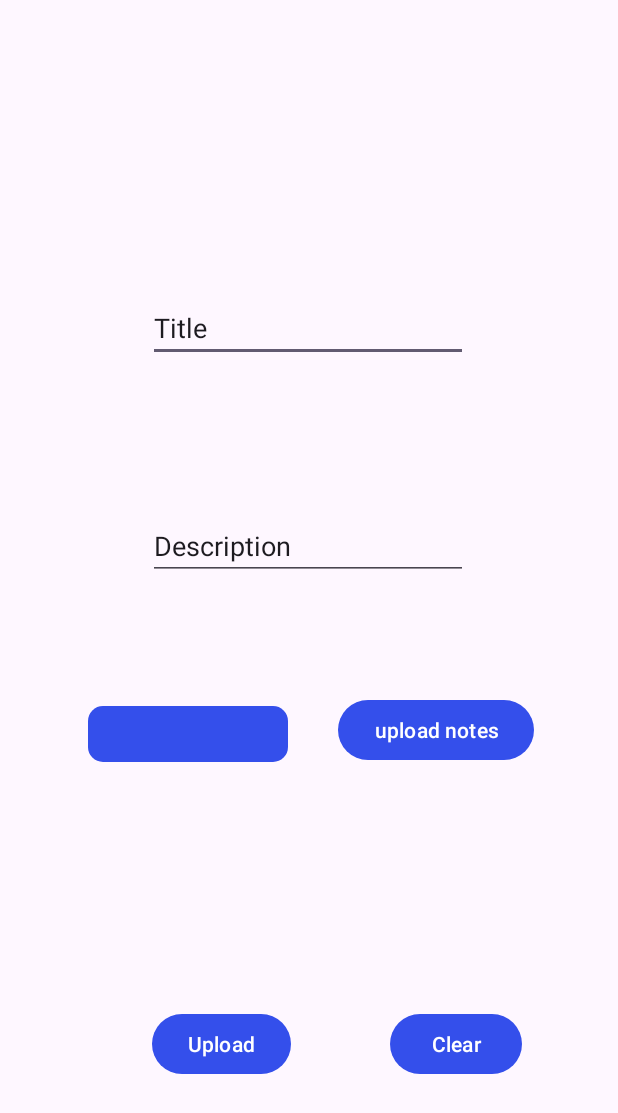
After one commit to Ajay-Lobo/tutionNotes, an Android app: the AddNotes screen opened directly, with no data from a screen before it, on a phone screen of 412 x 824 dp. The commit adds this screen. Shown: the top 1113 px of the screen. Run offline under Robolectric (Android 15) with nearby library versions, the phone set to English and light mode, and no system bars.

Commit message:
forth edit edit

```diff
--- a/app/src/main/java/com/example/onlinenotes/StudentDashboard.java
+++ b/app/src/main/java/com/example/onlinenotes/StudentDashboard.java
@@ -10,5 +10,6 @@ public class StudentDashboard extends AppCompatActivity {
     protected void onCreate(Bundle savedInstanceState) {
         super.onCreate(savedInstanceState);
         setContentView(R.layout.activity_student_dashboard);
+
     }
 }
--- /dev/null
+++ b/app/src/main/res/layout/activity_add_notes.xml
@@ -0,0 +1,99 @@
+<?xml version="1.0" encoding="utf-8"?>
+<androidx.constraintlayout.widget.ConstraintLayout xmlns:android="http://schemas.android.com/apk/res/android"
+    xmlns:app="http://schemas.android.com/apk/res-auto"
+    xmlns:tools="http://schemas.android.com/tools"
+    android:layout_width="match_parent"
+    android:layout_height="match_parent"
+    tools:context=".AddNotes">
+
+    <EditText
+        android:id="@+id/titleText"
+        android:layout_width="wrap_content"
+        android:layout_height="wrap_content"
+        android:layout_marginTop="196dp"
+        android:ems="10"
+        android:inputType="text"
+        android:text="Title"
+        app:layout_constraintEnd_toEndOf="parent"
+        app:layout_constraintHorizontal_bias="0.497"
+        app:layout_constraintStart_toStartOf="parent"
+        app:layout_constraintTop_toTopOf="parent" />
+
+    <EditText
+        android:id="@+id/descriptionText"
+        android:layout_width="wrap_content"
+        android:layout_height="wrap_content"
+        android:layout_marginTop="100dp"
+        android:ems="10"
+        android:text="Description"
+        android:gravity="start|top"
+        android:inputType="textMultiLine"
+        app:layout_constraintEnd_toEndOf="parent"
+        app:layout_constraintHorizontal_bias="0.497"
+        app:layout_constraintStart_toStartOf="parent"
+        app:layout_constraintTop_toBottomOf="@+id/titleText" />
+
+
+    <Button
+        android:id="@+id/button5"
+        android:layout_width="wrap_content"
+        android:layout_height="wrap_content"
+        android:layout_marginTop="76dp"
+        android:layout_marginEnd="56dp"
+        android:text="upload notes"
+        app:layout_constraintEnd_toEndOf="parent"
+        app:layout_constraintHorizontal_bias="0.381"
+
+        app:layout_constraintTop_toBottomOf="@+id/descriptionText" />
+
+    <ImageView
+        android:id="@+id/imageView2"
+        android:layout_width="133dp"
+        android:layout_height="37dp"
+        android:layout_marginTop="84dp"
+        app:layout_constraintEnd_toStartOf="@+id/button5"
+        app:layout_constraintHorizontal_bias="0.636"
+        app:layout_constraintStart_toStartOf="parent"
+        app:layout_constraintTop_toBottomOf="@+id/descriptionText"
+
+        app:srcCompat="@drawable/rounded_button" />
+
+
+    <TextView
+        android:id="@+id/file_name_textview"
+        android:layout_width="153dp"
+        android:layout_height="50dp"
+        android:text="Selected File: "
+        tools:layout_editor_absoluteX="77dp"
+        tools:layout_editor_absoluteY="518dp"
+        android:visibility="gone"
+        android:textColor="@color/white"
+        app:layout_constraintEnd_toEndOf="parent"
+        app:layout_constraintHorizontal_bias="0.18"
+        app:layout_constraintStart_toStartOf="parent"
+        app:layout_constraintTop_toBottomOf="@+id/imageView2" />
+
+    <Button
+        android:id="@+id/clearButton"
+        android:layout_width="wrap_content"
+        android:layout_height="wrap_content"
+        android:layout_marginEnd="64dp"
+        android:layout_marginBottom="104dp"
+        android:text="Clear"
+        app:layout_constraintBottom_toBottomOf="parent"
+        app:layout_constraintEnd_toEndOf="parent"
+        app:layout_constraintTop_toBottomOf="@+id/button5"
+        app:layout_constraintVertical_bias="1.0" />
+
+    <Button
+        android:id="@+id/uploadButton"
+        android:layout_width="wrap_content"
+        android:layout_height="wrap_content"
+        android:layout_marginBottom="104dp"
+        android:text="Upload"
+        app:layout_constraintBottom_toBottomOf="parent"
+        app:layout_constraintEnd_toStartOf="@+id/clearButton"
+        app:layout_constraintHorizontal_bias="0.604"
+        app:layout_constraintStart_toStartOf="parent" />
+
+</androidx.constraintlayout.widget.ConstraintLayout>
--- a/app/src/main/res/values-night/themes.xml
+++ b/app/src/main/res/values-night/themes.xml
@@ -3,5 +3,6 @@
     <style name="Base.Theme.OnlineNotes" parent="Theme.Material3.DayNight.NoActionBar">
         <!-- Customize your dark theme here. -->
          <item name="colorPrimary">@color/blue</item>
+<!--        <item name="android:statusBarColor">@color/black</item>-->
     </style>
 </resources>
--- a/app/src/main/res/values/styles.xml
+++ b/app/src/main/res/values/styles.xml
@@ -2,5 +2,6 @@
 <resources>
     <style name="CustomProgressBar" parent="android:Widget.ProgressBar.Horizontal">
         <item name="android:indeterminateTint">@color/blue</item>
+
     </style>
 </resources>
--- a/app/src/main/res/values/themes.xml
+++ b/app/src/main/res/values/themes.xml
@@ -3,6 +3,7 @@
     <style name="Base.Theme.OnlineNotes" parent="Theme.Material3.DayNight.NoActionBar">
         <!-- Customize your light theme here. -->
          <item name="colorPrimary">@color/blue</item>
+        <item name="android:statusBarColor">@color/black</item>
     </style>
 
     <style name="Theme.OnlineNotes" parent="Base.Theme.OnlineNotes" />
```
Also changed, not shown: app/src/main/AndroidManifest.xml (+10 -5 lines), app/src/main/java/com/example/onlinenotes/AddNotes.java (added, +179 -0 lines), app/src/main/java/com/example/onlinenotes/Addstudent.java (deleted, +0 -14 lines), app/src/main/java/com/example/onlinenotes/TeacherDashboard.java (+15 -1 lines), app/src/main/res/layout/activity_addstudent.xml (deleted, +0 -29 lines), app/src/main/res/layout/activity_teacher_dashboard.xml (+4 -13 lines).
